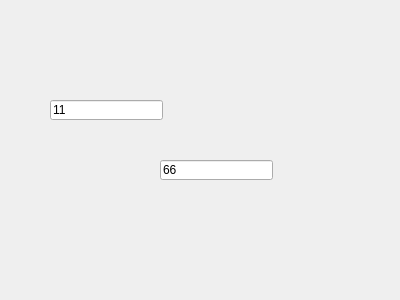
Old version of the form qtworkplace/Testone/widget.ui in the repository wushengjun85/QtcreatorWorkplace.
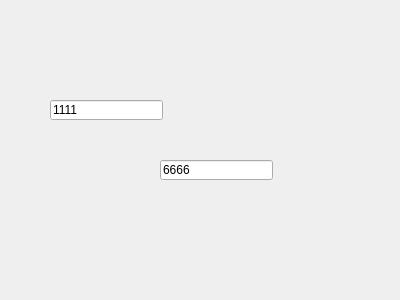
New version of the form.

```diff
--- a/qtworkplace/Testone/widget.ui
+++ b/qtworkplace/Testone/widget.ui
@@ -23,7 +23,7 @@
     </rect>
    </property>
    <property name="text">
-    <string>11</string>
+    <string>1111</string>
    </property>
   </widget>
   <widget class="QLineEdit" name="lineEdit_2">
@@ -36,7 +36,7 @@
     </rect>
    </property>
    <property name="text">
-    <string>66</string>
+    <string>6666</string>
    </property>
   </widget>
  </widget>
```
